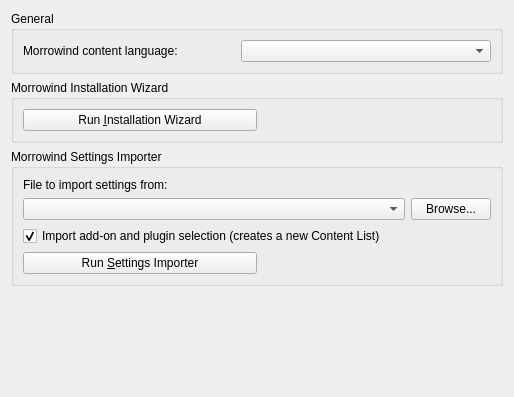
First picture: the form in files/ui/settingspage.ui, repository nikamigaming-create/nikami-openmw-lab, before the edit.
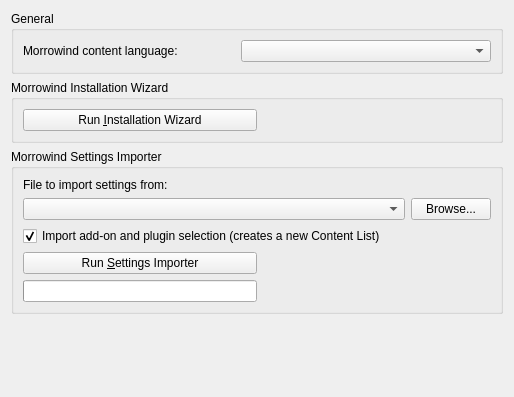
Second picture: the form after the edit.

Commit message:
Morrowind.ini import progress bar.  (Fixes #2344)
1. Show a "bouncing ball" Progress bar when importing from morrowind.ini.
2. Removed dialog that asks for content list name when import game files from morrowind.ini. Instead, name is time stamp.
3. Removed commented out code.
4. Additional bugfix. No longer create a empty content list when OpenMW.cfg has no content files.

Patch:
```diff
--- a/files/ui/settingspage.ui
+++ b/files/ui/settingspage.ui
@@ -131,6 +131,13 @@
           </property>
          </widget>
         </item>
+        <item row="3" column="0">
+         <widget class="QProgressBar" name="progressBar">
+          <property name="maximum">
+           <number>4</number>
+          </property>
+         </widget>
+        </item>
        </layout>
       </item>
      </layout>
```
The commit also changes 4 other files.
